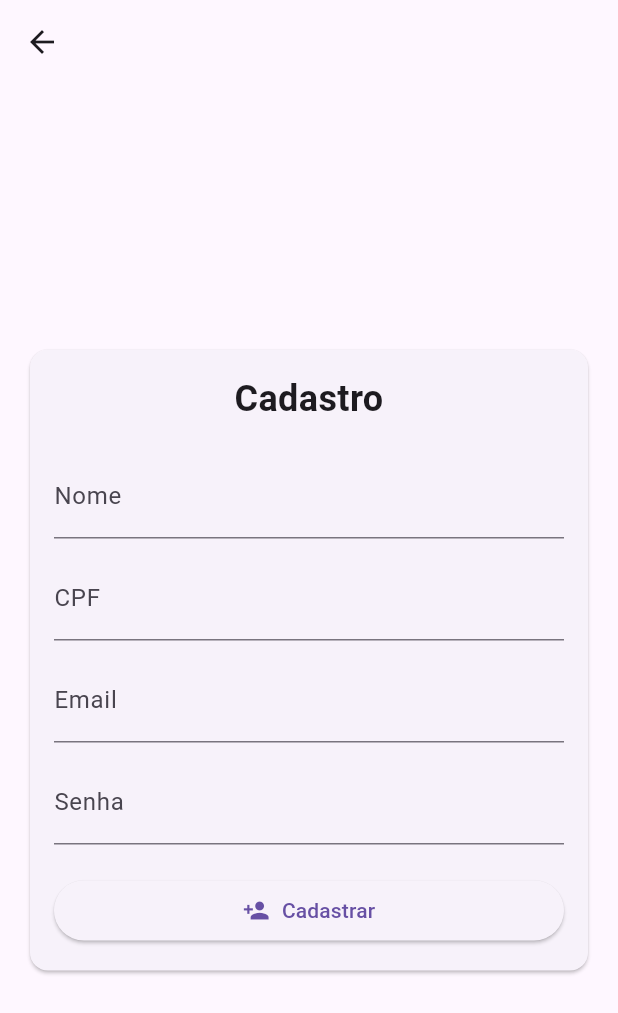
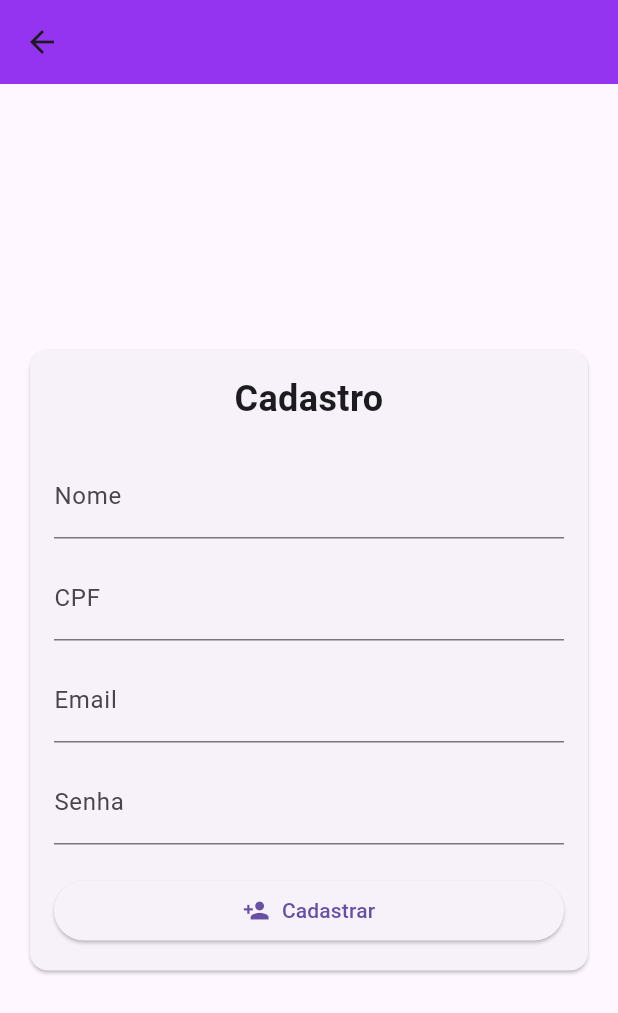
Before and after one commit to coutinhogabriel/Flutter, a Flutter app: the screen it shows after launch, after a tap on "Login", after a tap on "Cadastre-se", on a phone screen of 412 x 824 dp. Shown: the top 1013 px of the screen. Run offline on Flutter 3.47's test engine with Material 3 defaults, Android fonts, the phone set to English and light mode, and no system bars; our stand-ins replace shared_preferences, sqflite; accounts and stored records are empty.

Commit message:
09/04/24-2

```diff
--- a/projeto_flutter/lib/ViewCadastro.dart
+++ b/projeto_flutter/lib/ViewCadastro.dart
@@ -15,6 +15,7 @@ class CadastroView extends StatelessWidget {
     return Scaffold(
       appBar: AppBar(
         title: Text(''),
+        backgroundColor: Color.fromARGB(255, 149, 52, 240),
       ),
       body: Container(
         padding: EdgeInsets.symmetric(horizontal: 16.0),
--- a/projeto_flutter/lib/ViewHomePage.dart
+++ b/projeto_flutter/lib/ViewHomePage.dart
@@ -5,7 +5,8 @@ class HomePage extends StatelessWidget {
   Widget build(BuildContext context) {
     return Scaffold(
       appBar: AppBar(
-        title: Text('SQLite'),
+        title: Text('HOME'),
+        backgroundColor: Color.fromARGB(255, 90, 238, 238),
       ),
       body: Center(
         child: Text('BEM VINDO A PÁGINA INICIAL'),
--- a/projeto_flutter/lib/ViewLogin.dart
+++ b/projeto_flutter/lib/ViewLogin.dart
@@ -10,6 +10,7 @@ class LoginView extends StatelessWidget {
     return Scaffold(
       appBar: AppBar(
         title: Text('FAÇA SEU LOGIN'),
+        backgroundColor: Color.fromARGB(255, 181, 234, 243),
         centerTitle: true,
       ),
       body: Padding(
```
